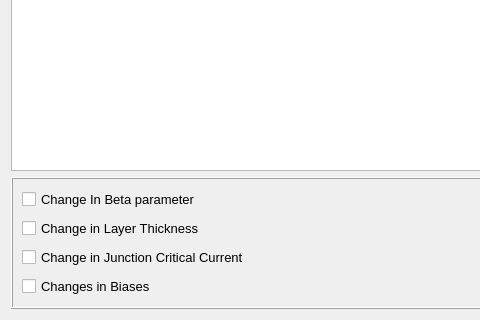
SasanRazm/JOINUS, file globaloptimizer.ui: the form before one commit; both pictures show x 0 to 480 and y 265 to 585 of the 881 by 585 pixel window.
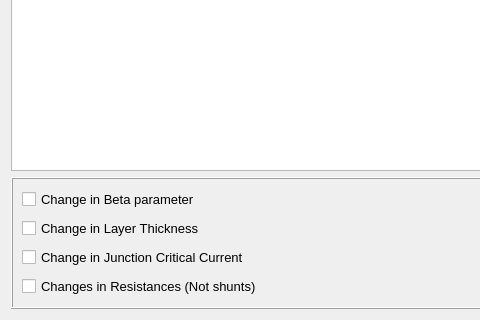
The form after the commit.

The edit to the form file:
```diff
--- a/globaloptimizer.ui
+++ b/globaloptimizer.ui
@@ -144,7 +144,7 @@
            </font>
           </property>
           <property name="text">
-           <string>Change In Beta parameter</string>
+           <string>Change in Beta parameter</string>
           </property>
          </widget>
         </item>
@@ -306,7 +306,7 @@
            </font>
           </property>
           <property name="text">
-           <string>Changes in Biases</string>
+           <string>Changes in Resistances (Not shunts)</string>
           </property>
          </widget>
         </item>
```
Left out of the diff: 2 changed lines with no effect on the pictures.
